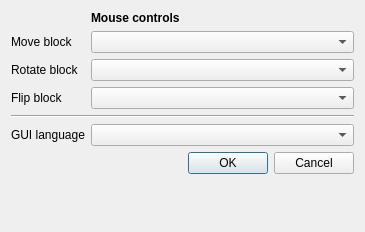
Qt form settings.ui (ElTh0r0/iqpuzzle) before a commit.
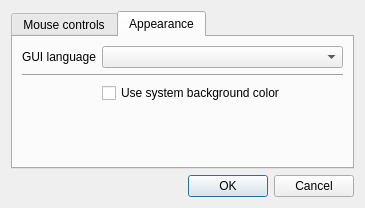
The same form after that commit. The open tabs and pages were chosen to show the change. Icons and pictures are not drawn.

Commit message: Option to use system window background color as board background.

Diff of the .ui file:
```diff
--- a/settings.ui
+++ b/settings.ui
@@ -7,7 +7,7 @@
     <x>0</x>
     <y>0</y>
     <width>365</width>
-    <height>232</height>
+    <height>208</height>
    </rect>
   </property>
   <property name="sizePolicy">
@@ -22,71 +22,95 @@
   <property name="locale">
    <locale language="English" country="UnitedKingdom"/>
   </property>
-  <layout class="QFormLayout" name="formLayout">
-   <property name="fieldGrowthPolicy">
-    <enum>QFormLayout::AllNonFixedFieldsGrow</enum>
-   </property>
-   <item row="0" column="1">
-    <widget class="QLabel" name="lblControls">
-     <property name="font">
-      <font>
-       <weight>75</weight>
-       <bold>true</bold>
-      </font>
-     </property>
-     <property name="text">
+  <layout class="QVBoxLayout" name="verticalLayout">
+   <item>
+    <widget class="QTabWidget" name="tabWidget">
+     <property name="currentIndex">
+      <number>0</number>
+     </property>
+     <widget class="QWidget" name="tab_3">
+      <property name="sizePolicy">
+       <sizepolicy hsizetype="Preferred" vsizetype="Preferred">
+        <horstretch>0</horstretch>
+        <verstretch>0</verstretch>
+       </sizepolicy>
+      </property>
+      <attribute name="title">
       <string>Mouse controls</string>
-     </property>
-    </widget>
-   </item>
-   <item row="1" column="0">
+      </attribute>
+      <layout class="QFormLayout" name="formLayout">
+       <property name="fieldGrowthPolicy">
+        <enum>QFormLayout::AllNonFixedFieldsGrow</enum>
+       </property>
+       <item row="0" column="0">
     <widget class="QLabel" name="lblMoveBlock">
      <property name="text">
       <string>Move block</string>
      </property>
     </widget>
    </item>
-   <item row="1" column="1">
+       <item row="0" column="1">
     <widget class="QComboBox" name="cbMoveBlockMouse"/>
    </item>
-   <item row="2" column="0">
+       <item row="1" column="0">
     <widget class="QLabel" name="lblRotateBlock">
      <property name="text">
       <string>Rotate block</string>
      </property>
     </widget>
    </item>
-   <item row="2" column="1">
+       <item row="1" column="1">
     <widget class="QComboBox" name="cbRotateBlockMouse"/>
    </item>
-   <item row="3" column="0">
+       <item row="2" column="0">
     <widget class="QLabel" name="lblFlipBlock">
      <property name="text">
       <string>Flip block</string>
      </property>
     </widget>
    </item>
-   <item row="3" column="1">
+       <item row="2" column="1">
     <widget class="QComboBox" name="cbFlipBlockMouse"/>
    </item>
-   <item row="4" column="0" colspan="2">
-    <widget class="Line" name="line_2">
-     <property name="orientation">
-      <enum>Qt::Horizontal</enum>
-     </property>
-    </widget>
-   </item>
-   <item row="5" column="0">
+      </layout>
+     </widget>
+     <widget class="QWidget" name="tab_4">
+      <attribute name="title">
+       <string>Appearance</string>
+      </attribute>
+      <layout class="QFormLayout" name="formLayout_2">
+       <property name="fieldGrowthPolicy">
+        <enum>QFormLayout::AllNonFixedFieldsGrow</enum>
+       </property>
+       <item row="0" column="0">
     <widget class="QLabel" name="lblGuiLang">
      <property name="text">
       <string>GUI language</string>
      </property>
     </widget>
    </item>
-   <item row="5" column="1">
+       <item row="0" column="1">
     <widget class="QComboBox" name="cbGuiLanguage"/>
    </item>
-   <item row="6" column="1">
+       <item row="1" column="0" colspan="2">
+        <widget class="Line" name="line">
+         <property name="orientation">
+          <enum>Qt::Horizontal</enum>
+         </property>
+        </widget>
+       </item>
+       <item row="2" column="1">
+        <widget class="QCheckBox" name="checkSystemBackground">
+         <property name="text">
+          <string>Use system background color</string>
+         </property>
+        </widget>
+       </item>
+      </layout>
+     </widget>
+    </widget>
+   </item>
+   <item>
     <widget class="QDialogButtonBox" name="buttonBox">
      <property name="orientation">
       <enum>Qt::Horizontal</enum>
```
Left out of the diff: 8 changed lines with no effect on the pictures. Lines whose indentation alone changed are shown as unchanged. The commit also changes 14 other files.
